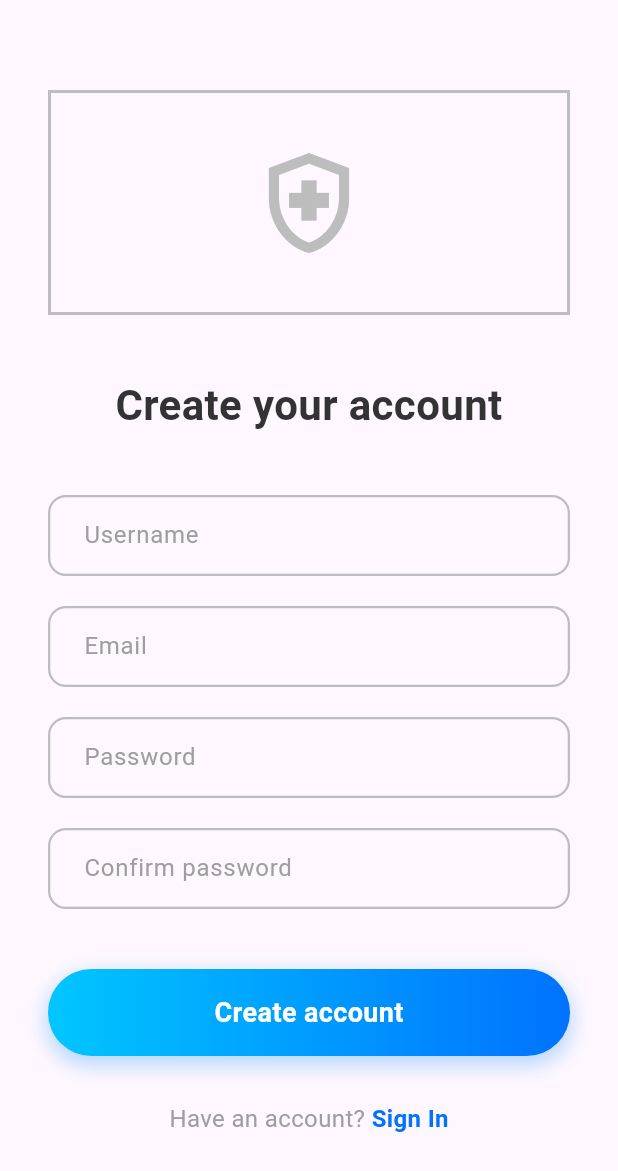
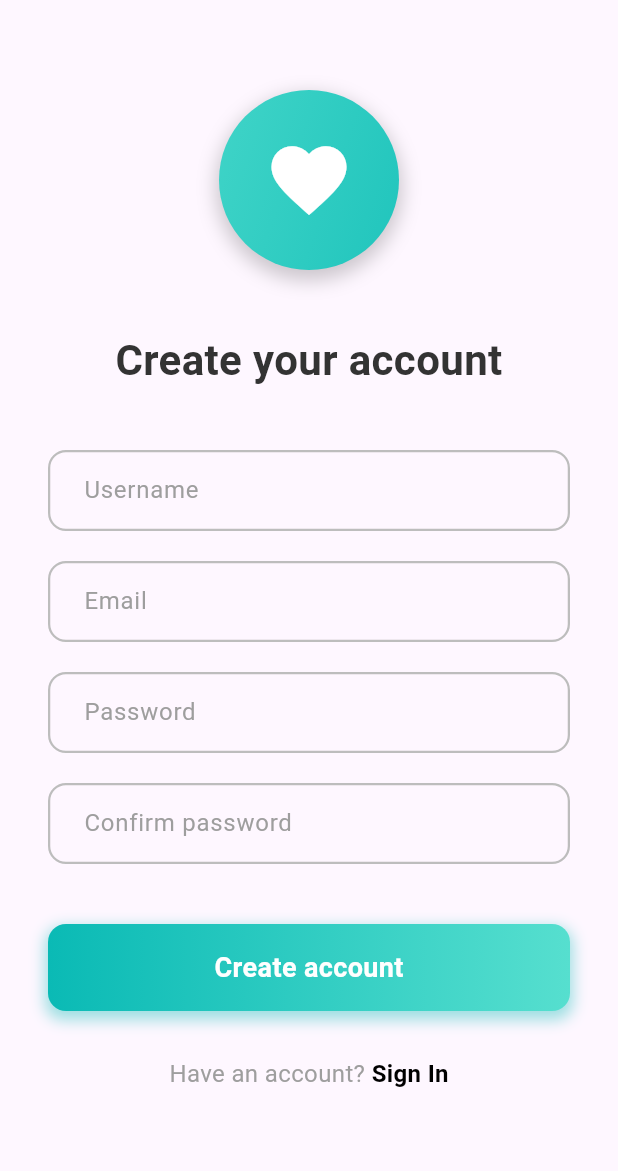
Before and after one commit to Thanaphum-6510110194/G6-Health-Tracking, a Flutter app: the RegisterScreen screen opened directly, on a phone screen of 412 x 824 dp. Shown: the top 1171 px of the screen. Run offline on Flutter 3.47's test engine with Material 3 defaults, Android fonts, the phone set to English and light mode, and no system bars; our stand-ins replace cloud_firestore, firebase_auth, firebase_core, flutter_svg, image_picker; accounts and stored records are empty; network calls fail.

Commit message:
Adjust register page and fix connection of sign in

```diff
--- a/lib/screens/login_screen.dart
+++ b/lib/screens/login_screen.dart
@@ -1,6 +1,6 @@
 import 'package:flutter/material.dart';
 import 'package:health_tracking/services/auth_service.dart';
-import 'package:flutter_svg/flutter_svg.dart'; // Import this
+import 'package:flutter_svg/flutter_svg.dart';
 import 'register_screen.dart';
 import 'profile_page.dart';
 
@@ -167,7 +167,7 @@ class _LoginScreenState extends State<LoginScreen> {
                     ),
                     focusedBorder: OutlineInputBorder(
                       borderRadius: BorderRadius.circular(12.0),
-                      borderSide: BorderSide(color: Colors.blue.shade500, width: 2),
+                      borderSide: BorderSide(color: Color(0xFF0ABAB5), width: 2),
                     ),
                     contentPadding: const EdgeInsets.symmetric(vertical: 16.0, horizontal: 16.0),
                   ),
@@ -192,7 +192,7 @@ class _LoginScreenState extends State<LoginScreen> {
                     ),
                     focusedBorder: OutlineInputBorder(
                       borderRadius: BorderRadius.circular(12.0),
-                      borderSide: BorderSide(color: Colors.blue.shade500, width: 2),
+                      borderSide: BorderSide(color: Color(0xFF0ABAB5), width: 2),
                     ),
                     contentPadding: const EdgeInsets.symmetric(vertical: 16.0, horizontal: 16.0),
                   ),
--- a/lib/screens/register_screen.dart
+++ b/lib/screens/register_screen.dart
@@ -2,25 +2,9 @@ import 'package:flutter/material.dart';
 import 'package:firebase_auth/firebase_auth.dart';
 import 'package:cloud_firestore/cloud_firestore.dart';
 import 'profile_page.dart';
+import 'login_screen.dart';
 
 
-
-// หน้าจอ Login (สำหรับไปต่อเมื่อกด Sign In)
-class LoginScreen extends StatelessWidget {
-  const LoginScreen({super.key});
-  @override
-  Widget build(BuildContext context) {
-    return Scaffold(
-      appBar: AppBar(title: const Text('Sign In')),
-      body: const Center(child: Text('This is the Sign In Screen.')),
-    );
-  }
-}
-
-
-// --- Main App Setup ---
-// คุณจะต้องตั้งค่า Firebase ในโปรเจกต์ของคุณก่อน
-// ดูวิธีได้ที่: https://firebase.google.com/docs/flutter/setup
 Future<void> main() async {
   WidgetsFlutterBinding.ensureInitialized();
   // await Firebase.initializeApp(); // ยกเลิก comment บรรทัดนี้หลังตั้งค่า Firebase
@@ -94,6 +78,8 @@ class _RegisterScreenState extends State<RegisterScreen> {
         );
 
         // บันทึกข้อมูลเพิ่มเติมของผู้ใช้ลงใน Firestore
+        // ตรวจสอบว่าคุณได้กำหนด security rules สำหรับ Firestore อย่างถูกต้อง
+        // เพื่อให้ผู้ใช้สามารถเขียนข้อมูลได้
         await FirebaseFirestore.instance
             .collection('users')
             .doc(userCredential.user!.uid)
@@ -103,7 +89,7 @@ class _RegisterScreenState extends State<RegisterScreen> {
           'createdAt': Timestamp.now(),
         });
 
-        // แสดง SnackBar เมื่อสำเร็จ และไปยังหน้า Home
+        // แสดง SnackBar เมื่อสำเร็จ และไปยังหน้า BasicProfileScreen
         if (mounted) {
           ScaffoldMessenger.of(context).showSnackBar(
             const SnackBar(content: Text("Registered successfully")),
@@ -147,14 +133,34 @@ class _RegisterScreenState extends State<RegisterScreen> {
                 crossAxisAlignment: CrossAxisAlignment.stretch,
                 children: [
                   const SizedBox(height: 60),
-                  // โลโก้ (Placeholder)
+                  // *** โลโก้: เปลี่ยนเป็นไอคอนรูปหัวใจพร้อม Gradient และ Shadow ***
                   Container(
-                    width: 150,
-                    height: 150,
+                    width: 120,
+                    height: 120,
                     decoration: BoxDecoration(
-                      border: Border.all(color: Colors.grey.shade400, width: 2),
+                      shape: BoxShape.circle,
+                      gradient: const LinearGradient(
+                        begin: Alignment.topLeft,
+                        end: Alignment.bottomRight,
+                        colors: [
+                          Color(0xFF56DFCF), // ฟ้าสดใส
+                          Color(0xFF0ABAB5), // สีหลัก
+                        ],
+                      ),
+                      boxShadow: [
+                        BoxShadow(
+                          color: Colors.black.withOpacity(0.2),
+                          spreadRadius: 2,
+                          blurRadius: 10,
+                          offset: const Offset(0, 5),
+                        ),
+                      ],
                     ),
-                    child: Icon(Icons.health_and_safety_outlined, size: 80, color: Colors.grey.shade400),
+                    child: const Icon(
+                      Icons.favorite, // ไอคอนรูปหัวใจ
+                      color: Colors.white, // สีไอคอนเป็นสีขาว
+                      size: 60,
+                    ),
                   ),
                   const SizedBox(height: 40),
                   const Text(
@@ -215,8 +221,57 @@ class _RegisterScreenState extends State<RegisterScreen> {
                   ),
                   const SizedBox(height: 40),
 
-                  // ปุ่ม "Create account"
-                  _buildCreateAccountButton(),
+                  // *** ปุ่ม "Create account": ปรับใช้ Gradient และ Shadow ***
+                  Container(
+                    decoration: BoxDecoration(
+                      gradient: const LinearGradient(
+                        colors: [
+                          Color(0xFF0ABAB5), // เริ่มต้น
+                          Color(0xFF56DFCF), // สิ้นสุด
+                        ],
+                        begin: Alignment.centerLeft,
+                        end: Alignment.centerRight,
+                      ),
+                      borderRadius: BorderRadius.circular(12.0), // ปรับให้โค้งมนเหมือนปุ่มอื่นๆ
+                      boxShadow: [
+                        BoxShadow(
+                          color: const Color(0xFF0ABAB5).withOpacity(0.4), // สีเงาตามสีเริ่มต้น
+                          spreadRadius: 2,
+                          blurRadius: 8,
+                          offset: const Offset(0, 4),
+                        ),
+                      ],
+                    ),
+                    child: Material(
+                      color: Colors.transparent,
+                      child: InkWell(
+                        onTap: _isLoading ? null : _register,
+                        borderRadius: BorderRadius.circular(12.0), // ปรับให้โค้งมนเหมือนปุ่มอื่นๆ
+                        child: Padding(
+                          padding: const EdgeInsets.symmetric(vertical: 16.0),
+                          child: Center(
+                            child: _isLoading
+                                ? const SizedBox(
+                                    width: 24,
+                                    height: 24,
+                                    child: CircularProgressIndicator(
+                                      color: Colors.white,
+                                      strokeWidth: 3,
+                                    ),
+                                  )
+                                : const Text(
+                                    'Create account',
+                                    style: TextStyle(
+                                      fontSize: 18,
+                                      color: Colors.white,
+                                      fontWeight: FontWeight.bold,
+                                    ),
+                                  ),
+                          ),
+                        ),
+                      ),
+                    ),
+                  ),
                   const SizedBox(height: 30),
 
                   // ลิงค์สำหรับ Sign In
@@ -253,11 +308,12 @@ class _RegisterScreenState extends State<RegisterScreen> {
         ),
         enabledBorder: OutlineInputBorder(
           borderRadius: BorderRadius.circular(12.0),
-          borderSide: BorderSide(color: Colors.grey.shade400, width: 1.5),
+          borderSide: BorderSide(color: Colors.grey.shade400!, width: 1.5),
         ),
         focusedBorder: OutlineInputBorder(
           borderRadius: BorderRadius.circular(12.0),
-          borderSide: const BorderSide(color: Colors.blue, width: 2.0),
+          // *** เปลี่ยนสีขอบเมื่อโฟกัสเป็น 0ABAB5 ***
+          borderSide: const BorderSide(color: Color(0xFF0ABAB5), width: 2.0),
         ),
         errorBorder: OutlineInputBorder(
           borderRadius: BorderRadius.circular(12.0),
@@ -268,6 +324,11 @@ class _RegisterScreenState extends State<RegisterScreen> {
           borderSide: const BorderSide(color: Colors.red, width: 2.0),
         ),
       ),
+      // *** เพิ่ม floatingLabelStyle เพื่อเปลี่ยนสี Label Text เมื่อโฟกัส ***
+      style: const TextStyle(color: Colors.black87), // สีของข้อความที่กรอก
+      // ถ้าต้องการให้ Label Text เปลี่ยนสีเมื่อโฟกัส
+      // คุณอาจจะต้องเพิ่ม labelText แทน hintText ในบางกรณี หรือใช้ FloatingLabelBehavior
+      // แต่สำหรับตอนนี้ เราจะปรับแค่ focusedBorder
     );
   }
 
@@ -276,30 +337,31 @@ class _RegisterScreenState extends State<RegisterScreen> {
     return Container(
       decoration: BoxDecoration(
         gradient: const LinearGradient(
-          colors: [Color(0xFF00C6FF), Color(0xFF0072FF)],
+          colors: [
+            Color(0xFF0ABAB5), // เริ่มต้น
+            Color(0xFF56DFCF), // สิ้นสุด
+          ],
           begin: Alignment.centerLeft,
           end: Alignment.centerRight,
         ),
-        borderRadius: BorderRadius.circular(30.0),
+        borderRadius: BorderRadius.circular(12.0), // ปรับให้โค้งมนเหมือนปุ่มอื่นๆ
         boxShadow: [
           BoxShadow(
-            color: Colors.blue.withOpacity(0.3),
+            color: const Color(0xFF0ABAB5).withOpacity(0.4), // สีเงาตามสีเริ่มต้น
             spreadRadius: 2,
-            blurRadius: 10,
-            offset: const Offset(0, 5),
+            blurRadius: 8,
+            offset: const Offset(0, 4),
           ),
         ],
       ),
       child: Material(
         color: Colors.transparent,
         child: InkWell(
-          // ถ้ากำลัง loading อยู่ จะกดปุ่มไม่ได้
           onTap: _isLoading ? null : _register,
-          borderRadius: BorderRadius.circular(30.0),
+          borderRadius: BorderRadius.circular(12.0), // ปรับให้โค้งมนเหมือนปุ่มอื่นๆ
           child: Padding(
             padding: const EdgeInsets.symmetric(vertical: 16.0),
             child: Center(
-              // แสดง loading indicator หรือ Text ตาม state
               child: _isLoading
                   ? const SizedBox(
                       width: 24,
@@ -335,8 +397,7 @@ class _RegisterScreenState extends State<RegisterScreen> {
         ),
         GestureDetector(
           onTap: () {
-            // ไปยังหน้า Login
-            Navigator.push(
+            Navigator.pushReplacement(
               context,
               MaterialPageRoute(builder: (context) => const LoginScreen()),
             );
@@ -344,7 +405,7 @@ class _RegisterScreenState extends State<RegisterScreen> {
           child: const Text(
             'Sign In',
             style: TextStyle(
-              color: Color(0xFF0072FF),
+              color: Color(0xFF000000),
               fontWeight: FontWeight.bold,
               fontSize: 16,
             ),
```
Also changed, not shown: lib/screens/profile_page.dart (+6 -8 lines).
